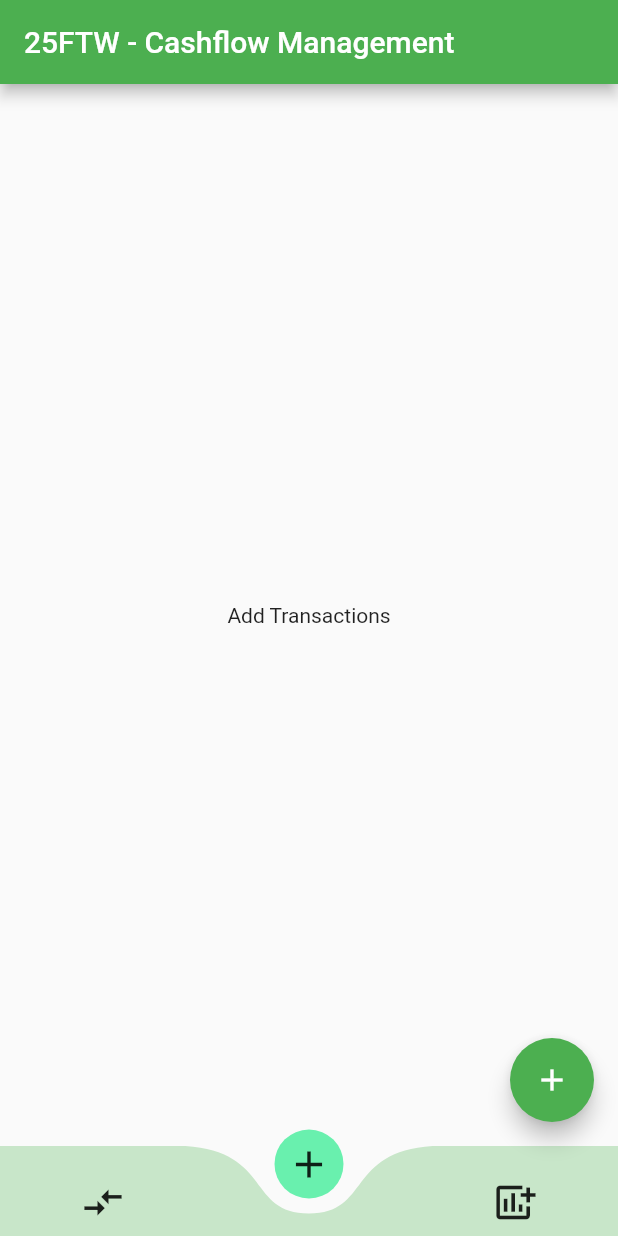
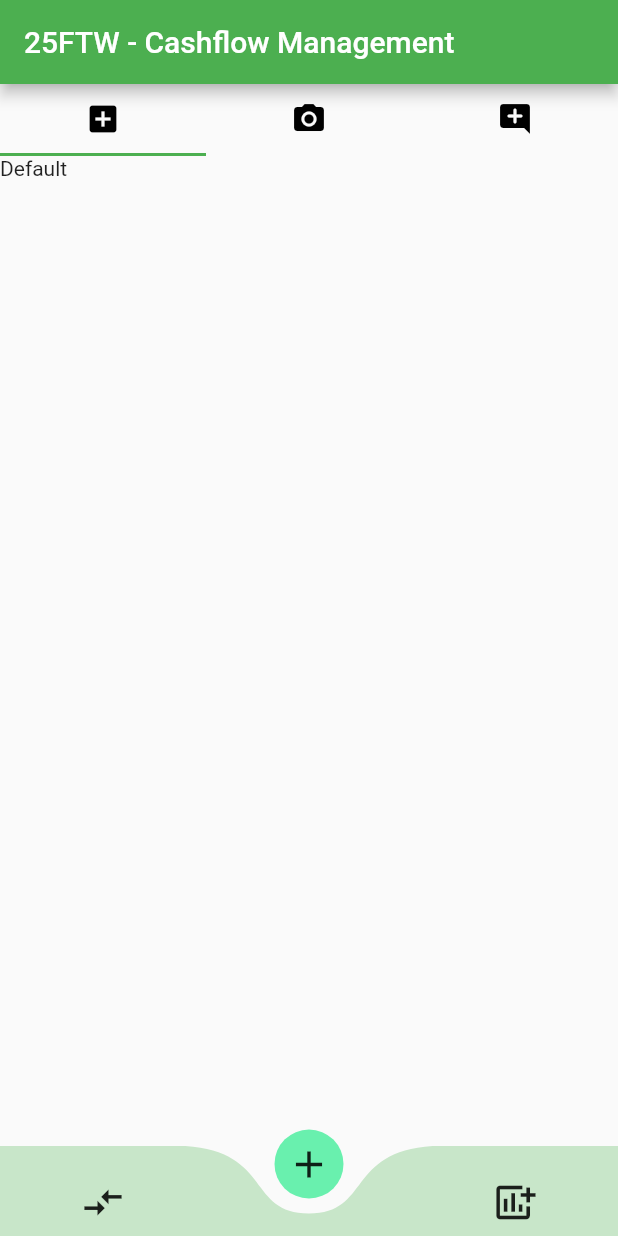
Before and after one commit to 25FTW/App, a Flutter app: the screen it shows after launch, on a phone screen of 412 x 824 dp. Run offline on Flutter 3.47's test engine with Material 2 defaults, Android fonts, the phone set to English and light mode, and no system bars; drawn by our look-alikes of curved_navigation_bar.

Commit message:
Added Tabs inside "New Transactions" page.

```diff
--- a/lib/add_transaction.dart
+++ b/lib/add_transaction.dart
@@ -1,3 +1,6 @@
+import 'package:cashflow_management/transaction_tabs/add_new_default.dart';
+import 'package:cashflow_management/transaction_tabs/add_new_image.dart';
+import 'package:cashflow_management/transaction_tabs/add_new_sms.dart';
 import 'package:flutter/material.dart';
 
 class AddTransactionPage extends StatefulWidget {
@@ -7,12 +10,45 @@ class AddTransactionPage extends StatefulWidget {
   State<AddTransactionPage> createState() => _AddTransactionPage();
 }
 
+const List<Tab> tabs = <Tab>[
+  Tab(text: 'Zeroth'),
+  Tab(text: 'First'),
+  Tab(text: 'Second'),
+];
+
 class _AddTransactionPage extends State<AddTransactionPage> {
   @override
   Widget build(BuildContext context) {
-    return const Scaffold(
-      body: Center(
-        child: Text("Add Transactions"),
+    return const DefaultTabController(
+      length: 3,
+      child: Scaffold(
+        appBar: TabBar(
+          tabs: [
+            Tab(
+              icon: Icon(
+                Icons.add_box,
+                color: Colors.black,
+              ),
+            ),
+            Tab(
+                icon: Icon(
+              Icons.photo_camera,
+              color: Colors.black,
+            )),
+            Tab(
+                icon: Icon(
+              Icons.add_comment_rounded,
+              color: Colors.black,
+            )),
+          ],
+        ),
+        body: TabBarView(
+          children: [
+            AddNewDefault(),
+            AddNewImage(),
+            AddNewSMS(),
+          ],
+        ),
       ),
     );
   }
--- a/lib/main.dart
+++ b/lib/main.dart
@@ -63,13 +63,6 @@ class _MyHomePageState extends State<MyHomePage> {
         title: Text(widget.title),
       ),
       body: screens[index_],
-
-      floatingActionButton: FloatingActionButton(
-        onPressed: _incrementCounter,
-        tooltip: 'Increment',
-        child: const Icon(Icons.add),
-      ), // This trailing comma makes auto-formatting nicer for build methods.
-
       bottomNavigationBar: CurvedNavigationBar(
         backgroundColor: Colors.transparent,
         color: Colors.green.shade100,
--- /dev/null
+++ b/lib/transaction_tabs/add_new_default.dart
@@ -0,0 +1,17 @@
+import 'package:flutter/material.dart';
+
+class AddNewDefault extends StatefulWidget {
+  const AddNewDefault({Key? key}) : super(key: key);
+
+  @override
+  State<AddNewDefault> createState() => _AddNewDefault();
+}
+
+class _AddNewDefault extends State<AddNewDefault> {
+  @override
+  Widget build(BuildContext context) {
+    return const Scaffold(
+      body: Text("Default"),
+    );
+  }
+}
```
Also changed, not shown: lib/transaction_tabs/add_new_image.dart (added, +17 -0 lines), lib/transaction_tabs/add_new_sms.dart (added, +17 -0 lines).
